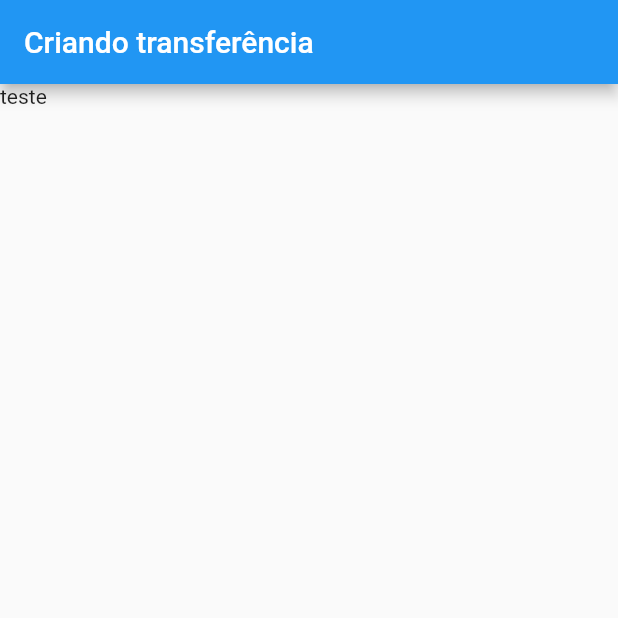
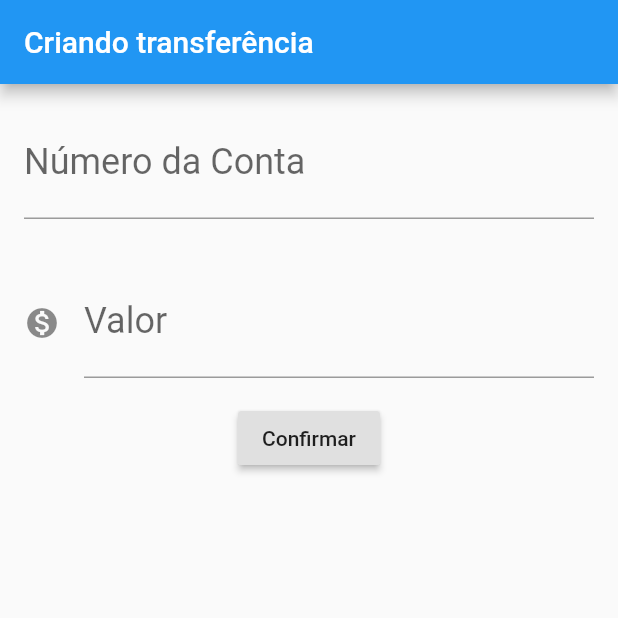
Before and after one commit to gabrieldarlan/bytebank_flutter_modulo_01_brq, a Flutter app: the screen it shows after launch, on a phone screen of 412 x 824 dp, the top half of it. Run offline on Flutter 3.47's test engine with Material 2 defaults, Android fonts, the phone set to English and light mode, and no system bars.

Commit message:
03 aula - 03 Montando o layout do formulário

```diff
--- a/lib/main.dart
+++ b/lib/main.dart
@@ -18,7 +18,41 @@ class FormularioTransferencia extends StatelessWidget {
   @override
   Widget build(BuildContext context) {
     return Scaffold(
-      body: Text('teste'),
+      body: Column(
+        children: <Widget>[
+          Padding(
+            padding: const EdgeInsets.all(16.0),
+            child: TextField(
+              style: TextStyle(
+                fontSize: 24.0,
+              ),
+              decoration: InputDecoration(
+                labelText: 'Número da Conta',
+                hintText: '0000',
+              ),
+              keyboardType: TextInputType.number,
+            ),
+          ),
+          Padding(
+            padding: const EdgeInsets.all(16.0),
+            child: TextField(
+              style: TextStyle(
+                fontSize: 24.0,
+              ),
+              decoration: InputDecoration(
+                labelText: 'Valor',
+                hintText: '0.00',
+                icon: Icon(Icons.monetization_on),
+              ),
+              keyboardType: TextInputType.number,
+            ),
+          ),
+          RaisedButton(
+            child: Text('Confirmar'),
+            onPressed: () {},
+          ),
+        ],
+      ),
       appBar: AppBar(title: Text('Criando transferência')),
     );
   }
```
